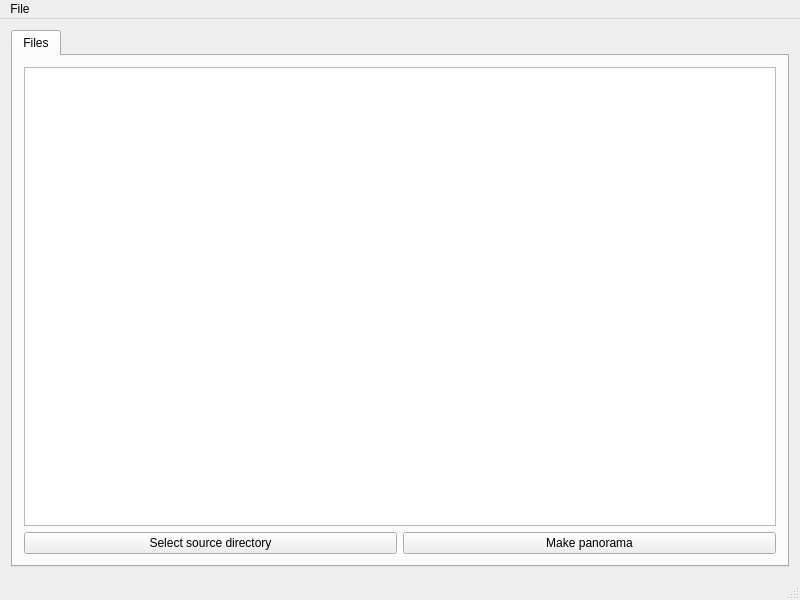
This is mainwindow.ui in qchateau/AutoPanorama as Qt 5 draws it before an edit. The edited form follows.
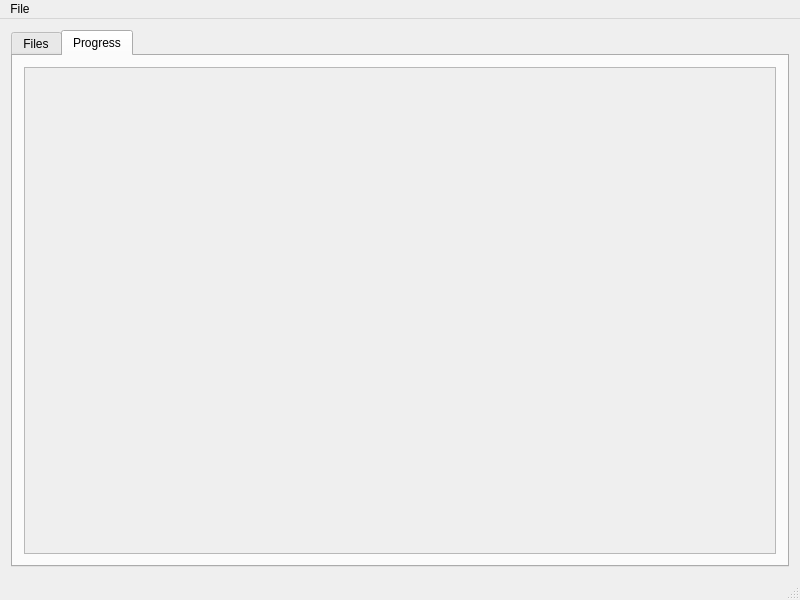
This is the edited form. The open tabs and pages were chosen to show the change.

```diff
--- a/mainwindow.ui
+++ b/mainwindow.ui
@@ -14,9 +14,9 @@
    <string>MainWindow</string>
   </property>
   <widget class="QWidget" name="centralWidget">
-   <layout class="QHBoxLayout" name="horizontalLayout">
+   <layout class="QVBoxLayout" name="verticalLayout_2">
     <item>
-     <widget class="QTabWidget" name="tabWidget">
+     <widget class="QTabWidget" name="mainWidget">
       <property name="currentIndex">
        <number>0</number>
       </property>
@@ -55,6 +55,87 @@
         </item>
        </layout>
       </widget>
+      <widget class="QWidget" name="tabProgress">
+       <attribute name="title">
+        <string>Progress</string>
+       </attribute>
+       <layout class="QVBoxLayout" name="verticalLayout_3">
+        <property name="sizeConstraint">
+         <enum>QLayout::SetDefaultConstraint</enum>
+        </property>
+        <item>
+         <widget class="QScrollArea" name="scrollArea">
+          <property name="sizeAdjustPolicy">
+           <enum>QAbstractScrollArea::AdjustToContents</enum>
+          </property>
+          <property name="widgetResizable">
+           <bool>true</bool>
+          </property>
+          <property name="alignment">
+           <set>Qt::AlignLeading|Qt::AlignLeft|Qt::AlignTop</set>
+          </property>
+          <widget class="QWidget" name="scrollAreaWidgetContents">
+           <property name="geometry">
+            <rect>
+             <x>0</x>
+             <y>0</y>
+             <width>756</width>
+             <height>495</height>
+            </rect>
+           </property>
+           <property name="sizePolicy">
+            <sizepolicy hsizetype="Preferred" vsizetype="Preferred">
+             <horstretch>0</horstretch>
+             <verstretch>0</verstretch>
+            </sizepolicy>
+           </property>
+           <property name="minimumSize">
+            <size>
+             <width>0</width>
+             <height>0</height>
+            </size>
+           </property>
+           <property name="autoFillBackground">
+            <bool>true</bool>
+           </property>
+           <layout class="QVBoxLayout" name="verticalLayout_4">
+            <property name="sizeConstraint">
+             <enum>QLayout::SetDefaultConstraint</enum>
+            </property>
+            <property name="leftMargin">
+             <number>0</number>
+            </property>
+            <property name="topMargin">
+             <number>0</number>
+            </property>
+            <property name="rightMargin">
+             <number>0</number>
+            </property>
+            <property name="bottomMargin">
+             <number>0</number>
+            </property>
+            <item>
+             <layout class="QVBoxLayout" name="tabProgressLayout"/>
+            </item>
+            <item>
+             <spacer name="verticalSpacer">
+              <property name="orientation">
+               <enum>Qt::Vertical</enum>
+              </property>
+              <property name="sizeHint" stdset="0">
+               <size>
+                <width>20</width>
+                <height>40</height>
+               </size>
+              </property>
+             </spacer>
+            </item>
+           </layout>
+          </widget>
+         </widget>
+        </item>
+       </layout>
+      </widget>
      </widget>
     </item>
    </layout>
```
